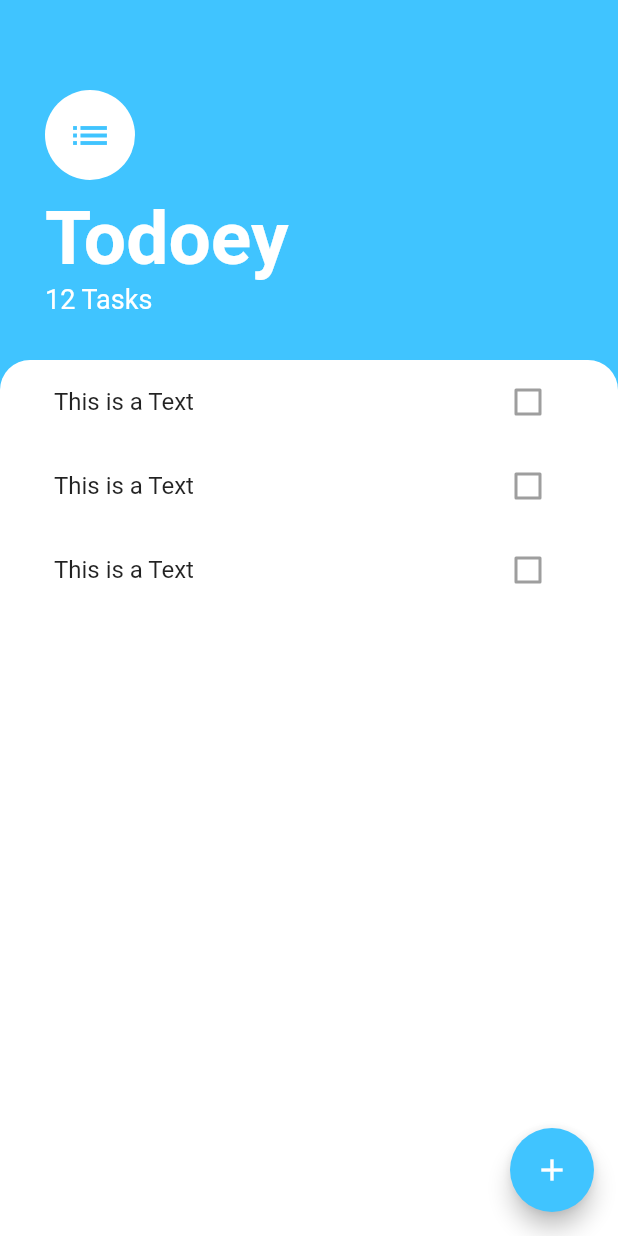
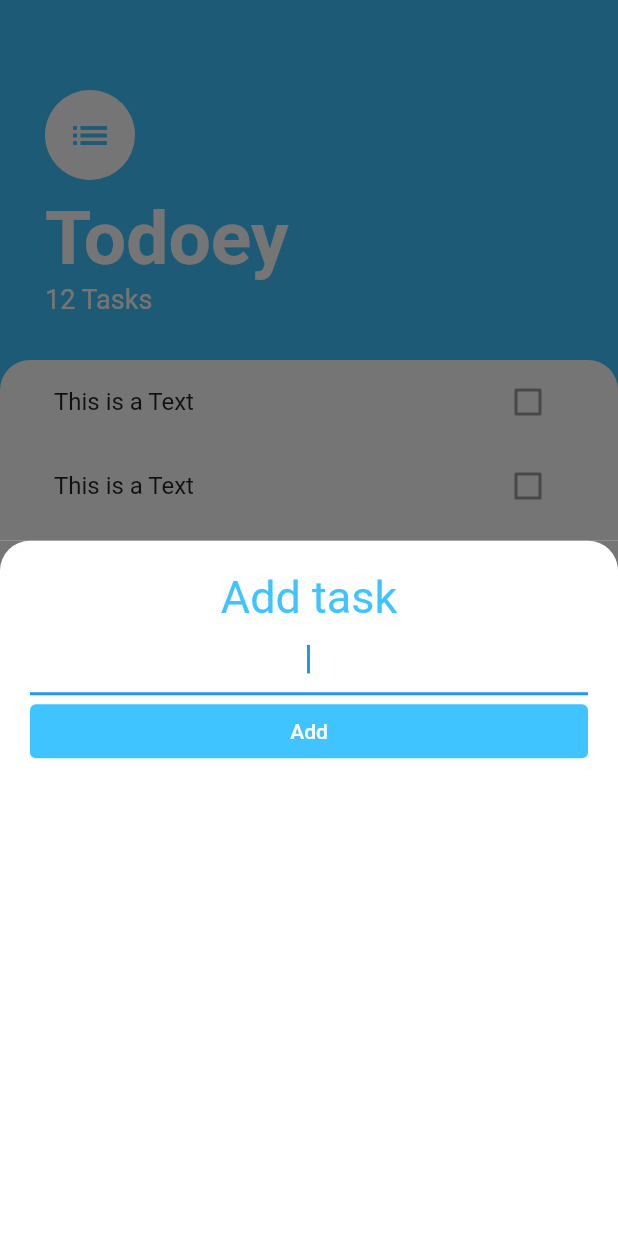
Before and after one commit to Istiakmorsalin/Flutter_todo_app, a Flutter app: the screen it shows after launch, after a tap on the "add" icon, on a phone screen of 412 x 824 dp. Run offline on Flutter 3.47's test engine with Material 2 defaults, Android fonts, the phone set to English and light mode, and no system bars.

```diff
--- /dev/null
+++ b/lib/screens/add_task_screen.dart
@@ -0,0 +1,51 @@
+import 'package:flutter/material.dart';
+
+class AddTaskScreen extends StatelessWidget {
+  @override
+  Widget build(BuildContext context) {
+    return Container(
+      color: Color(0xff757575),
+      child: Container(
+        padding: EdgeInsets.all(20.0),
+        decoration: BoxDecoration(
+          color: Colors.white,
+          borderRadius: BorderRadius.only(
+            topLeft: Radius.circular(
+              20,
+            ),
+            topRight: Radius.circular(
+              20,
+            ),
+          ),
+        ),
+        child: Column(
+          crossAxisAlignment: CrossAxisAlignment.stretch,
+          children: [
+            Text(
+              'Add task',
+              textAlign: TextAlign.center,
+              style: TextStyle(fontSize: 30, color: Colors.lightBlueAccent),
+            ),
+            TextField(
+              autofocus: true,
+              textAlign: TextAlign.center,
+            ),
+            TextButton(
+              onPressed: () {},
+              style: ButtonStyle(
+                backgroundColor:
+                    MaterialStateProperty.all<Color>(Colors.lightBlueAccent),
+              ),
+              child: Text(
+                'Add',
+                style: TextStyle(
+                  color: Colors.white,
+                ),
+              ),
+            ),
+          ],
+        ),
+      ),
+    );
+  }
+}
--- a/lib/screens/tasks_screen.dart
+++ b/lib/screens/tasks_screen.dart
@@ -1,4 +1,5 @@
 import 'package:flutter/material.dart';
+import 'package:todoy_flutter/screens/add_task_screen.dart';
 import 'package:todoy_flutter/widgets/tasks_list.dart';
 
 class TasksScreen extends StatelessWidget {
@@ -9,7 +10,10 @@ class TasksScreen extends StatelessWidget {
       floatingActionButton: FloatingActionButton(
         backgroundColor: Colors.lightBlueAccent,
         child: Icon(Icons.add),
-        onPressed: () {},
+        onPressed: () {
+          showModalBottomSheet(
+              context: context, builder: (context) => AddTaskScreen());
+        },
       ),
       body: Column(
         crossAxisAlignment: CrossAxisAlignment.start,
```
Also changed, not shown: lib/screens/task.dart (deleted).
